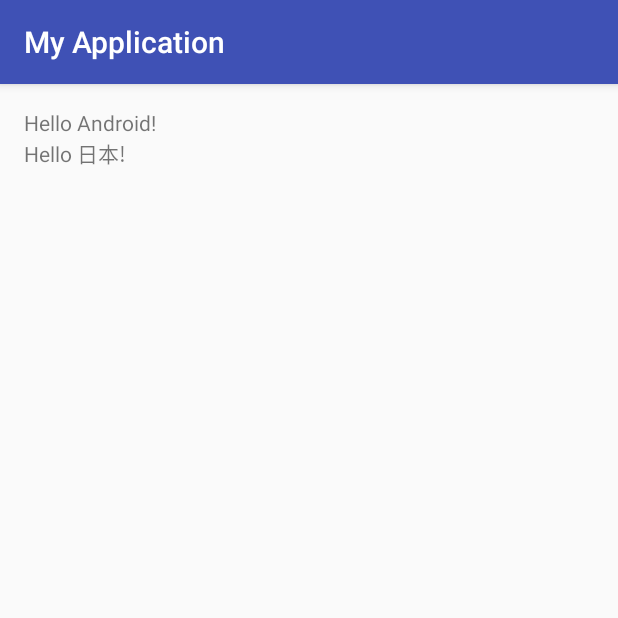
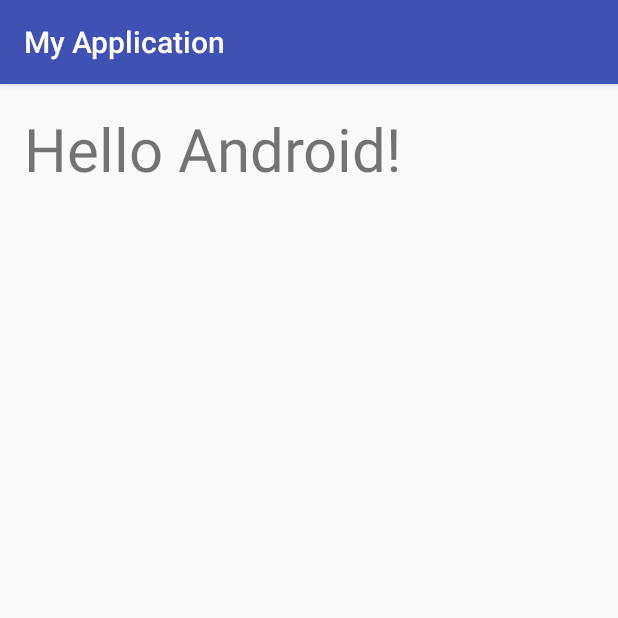
Before and after one commit to ntsaku/HelloAndroidApp, an Android app: the screen it shows after launch (MainActivity), on a phone screen of 412 x 824 dp, the top half of it. Run offline under Robolectric (Android 15) with nearby library versions, the phone set to English and light mode, and no system bars.

Commit message:
Hello, Android の文字サイズを40へ変更。 余分なTextViewを削除。

```diff
--- a/app/src/main/res/layout/activity_main.xml
+++ b/app/src/main/res/layout/activity_main.xml
@@ -15,9 +15,6 @@
     <TextView
         android:layout_width="wrap_content"
         android:layout_height="wrap_content"
-        android:text="Hello Android!" />
-    <TextView
-        android:layout_width="wrap_content"
-        android:layout_height="wrap_content"
-        android:text="Hello 日本!" />
+        android:text="Hello Android!"
+        android:textSize="40sp" />
 </LinearLayout>
```
